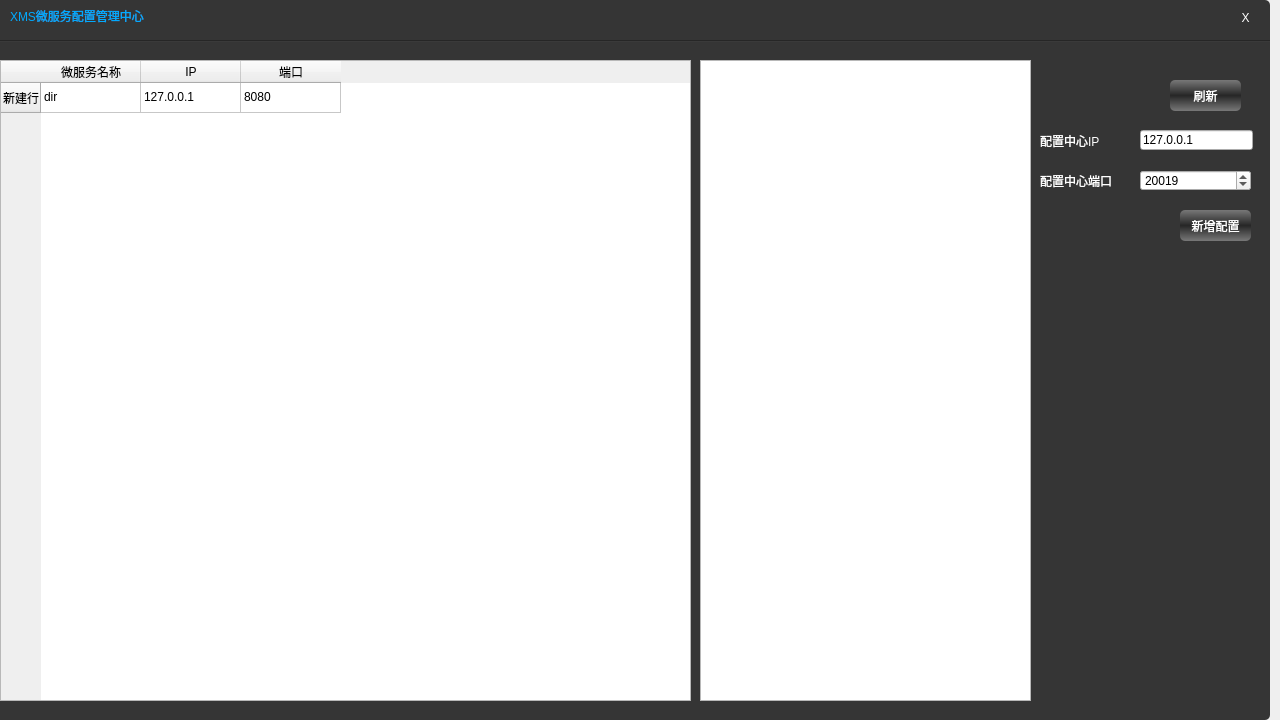
Qt form src/config_gui/src/config_gui.ui (cuttingdust/xms) before a commit.
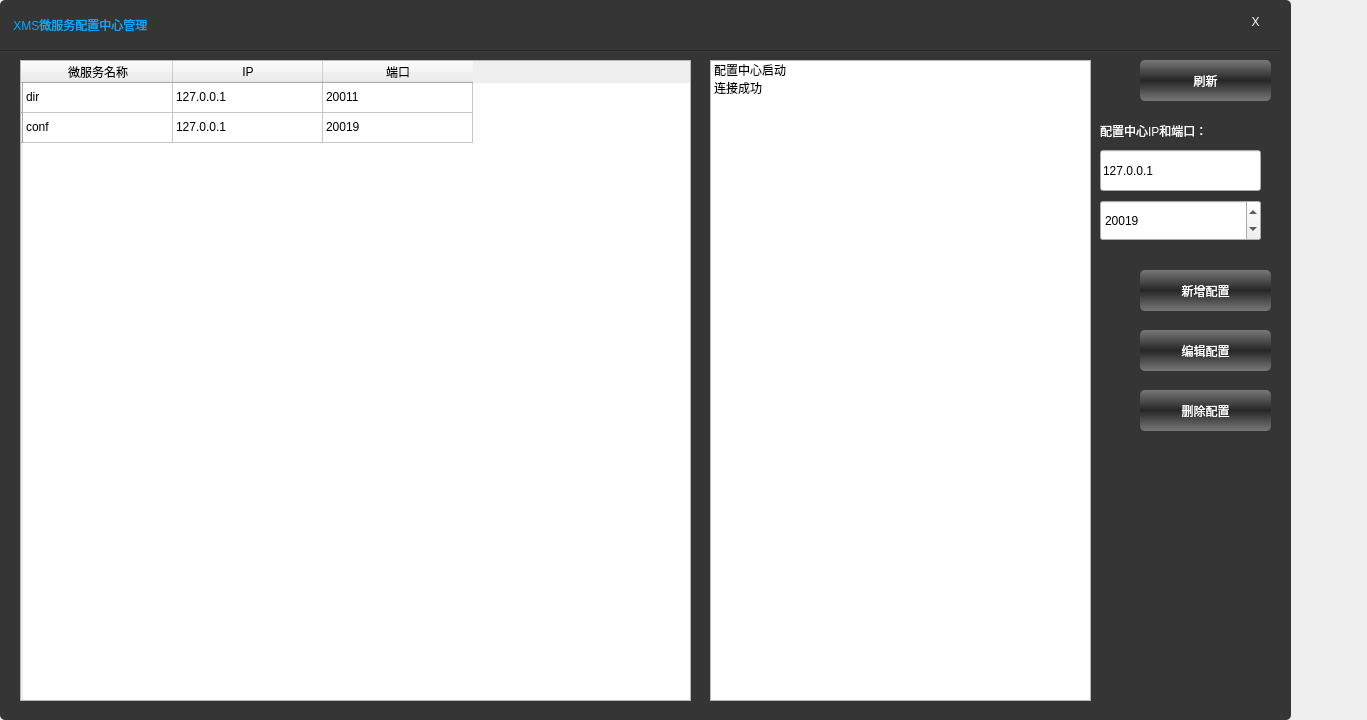
The same form after that commit.

Commit message: 编辑配置和删除配置

```diff
--- a/src/config_gui/src/config_gui.ui
+++ b/src/config_gui/src/config_gui.ui
@@ -6,7 +6,7 @@
    <rect>
     <x>0</x>
     <y>0</y>
-    <width>1280</width>
+    <width>1367</width>
     <height>720</height>
    </rect>
   </property>
@@ -14,73 +14,137 @@
    <string>ConfigGui</string>
   </property>
   <property name="styleSheet">
-   <string notr="true">
-        QPushButton:!hover
-        {
-        background-color: qlineargradient(spread:pad, x1:0, y1:0, x2:0, y2:1, stop:0 rgba(120, 120, 120, 255), stop:0.495 rgba(39, 39, 39, 255), stop:0.505 rgba(39,39, 39, 255), stop:1 rgba(120, 120,120, 255));
-        border: none;
-        border-radius:5px;
-        color: rgb(255, 255, 255);
-        font: 75 12pt &quot;黑体&quot;;
-        }
-        QPushButton:hover
-        {
-        background-color: qlineargradient(spread:pad, x1:0, y1:0, x2:0, y2:1, stop:0 rgba(39, 39, 39, 255), stop:0.495 rgba(120, 120, 120, 255), stop:0.505 rgba(120,120, 120, 255), stop:1 rgba(39, 39,39, 255));
-        border: none;
-        border-radius:5px;
-        color: rgb(255, 255, 255);
-        font: 75 12pt &quot;黑体&quot;;
-        }
+   <string notr="true">QComboBox
+{
+	background-color: qlineargradient(spread:pad, x1:0, y1:0, x2:0, y2:1, stop:0 rgba(120, 120, 120, 255), stop:0.495 rgba(39, 39, 39, 255), stop:0.505 rgba(39,39, 39, 255), stop:1 rgba(120, 120,120, 255));
+ border: none;
+border-radius:5px;
+color: rgb(255, 255, 255);
+font: 75 12pt &quot;黑体&quot;;
+}
+QPushButton:!hover
+ { 
+	background-color: qlineargradient(spread:pad, x1:0, y1:0, x2:0, y2:1, stop:0 rgba(120, 120, 120, 255), stop:0.495 rgba(39, 39, 39, 255), stop:0.505 rgba(39,39, 39, 255), stop:1 rgba(120, 120,120, 255));
+ border: none;
+border-radius:5px;
+color: rgb(255, 255, 255);
+font: 75 12pt &quot;黑体&quot;;
+ }
+QPushButton:hover
+ { 
+	background-color: qlineargradient(spread:pad, x1:0, y1:0, x2:0, y2:1, stop:0 rgba(39, 39, 39, 255), stop:0.495 rgba(120, 120, 120, 255), stop:0.505 rgba(120,120, 120, 255), stop:1 rgba(39, 39,39, 255));
+ border: none;
+border-radius:5px;
+color: rgb(255, 255, 255);
+font: 75 12pt &quot;黑体&quot;;
+ }
+QLabel
+{
+color: rgb(255, 255, 255);
+font: 75 10pt &quot;黑体&quot;;
+}
 
-        QLabel
-        {
-        color: rgb(255, 255, 255);
-        font: 75 10pt &quot;黑体&quot;;
-        }
+#back
+{
+border-radius:5px;
+background-color: rgb(53, 53, 53);
+}
+#all
+{
+background-color: rgb(38, 38, 38);
+}
+#closeButton{
+font: 150 14pt &quot;等线&quot;;
+color: rgb(255, 255, 255);
+background-color: rgb(53, 53, 53);
+}
+#title
+{
+color: rgb(0, 170, 255);
+font: 75 12pt &quot;黑体&quot;;
+}
 
-        #back
-        {
-        border-radius:5px;
-        background-color: rgb(53, 53, 53);
-        }
 
-        #closeButton{
-        font: 150 14pt &quot;等线&quot;;
-        color: rgb(255, 255, 255);
-        background-color: rgb(53, 53, 53);
-        }
+#playslider::groove:horizontal {
+border: 1px solid #bbb;
+background: white;
+height: 10px;
+border-radius: 4px;
+}
 
-        #title
-        {
-        color: rgb(0, 170, 255);
-        font: 75 12pt &quot;黑体&quot;;
-        }
-        #line
-        {
-        background-color: qlineargradient(spread:pad, x1:0, y1:0, x2:0, y2:1, stop:0 rgba(28, 28,28, 255), stop:1 rgba(68, 68, 68, 255));
-        }
-      </string>
+#playslider::sub-page:horizontal {
+background: qlineargradient(x1: 0, y1: 0,    x2: 0, y2: 1,
+    stop: 0 #66e, stop: 1 #bbf);
+background: qlineargradient(x1: 0, y1: 0.2, x2: 1, y2: 1,
+    stop: 0 #bbf, stop: 1 #55f);
+border: 1px solid #777;
+height: 10px;
+border-radius: 4px;
+}
+
+#playslider::add-page:horizontal {
+background: #fff;
+border: 1px solid #077;
+height: 10px;
+border-radius: 4px;
+}
+
+#playslider::handle:horizontal {
+background: qlineargradient(x1:0, y1:0, x2:1, y2:1,
+    stop:0 #eee, stop:1 #ccc);
+border: 1px solid #777;
+width: 13px;
+margin-top: -5px;
+margin-bottom: -5px;
+border-radius: 4px;
+}
+
+#playslider::handle:horizontal:hover {
+background: qlineargradient(x1:0, y1:0, x2:1, y2:1,
+    stop:0 #fff, stop:1 #ddd);
+border: 1px solid #444;
+border-radius: 4px;
+}
+
+#playslider::sub-page:horizontal:disabled {
+background: #bbb;
+border-color: #999;
+}
+
+#playslider::add-page:horizontal:disabled {
+background: #eee;
+border-color: #999;
+}
+
+#playslider::handle:horizontal:disabled {
+background: #eee;
+border: 1px solid #aaa;
+border-radius: 4px;
+}</string>
   </property>
   <widget class="QWidget" name="back" native="true">
    <property name="geometry">
     <rect>
-     <x>-10</x>
+     <x>0</x>
      <y>0</y>
-     <width>1280</width>
+     <width>1291</width>
      <height>720</height>
     </rect>
    </property>
-   <widget class="QLabel" name="title">
+   <property name="styleSheet">
+    <string notr="true"/>
+   </property>
+   <widget class="QPushButton" name="add_config">
     <property name="geometry">
      <rect>
-      <x>20</x>
-      <y>0</y>
-      <width>691</width>
-      <height>31</height>
+      <x>1140</x>
+      <y>270</y>
+      <width>131</width>
+      <height>41</height>
      </rect>
     </property>
     <property name="text">
-     <string>XMS微服务配置管理中心</string>
+     <string>新增配置</string>
     </property>
    </widget>
    <widget class="QPushButton" name="closeButton">
@@ -89,32 +153,61 @@
       <x>1240</x>
       <y>10</y>
       <width>31</width>
-      <height>16</height>
+      <height>23</height>
      </rect>
     </property>
+    <property name="styleSheet">
+     <string notr="true"/>
+    </property>
     <property name="text">
      <string>X</string>
     </property>
+    <property name="flat">
+     <bool>true</bool>
+    </property>
    </widget>
    <widget class="QWidget" name="line" native="true">
     <property name="geometry">
      <rect>
       <x>0</x>
-      <y>40</y>
+      <y>50</y>
       <width>1280</width>
       <height>2</height>
      </rect>
     </property>
+    <property name="styleSheet">
+     <string notr="true">background-color: qlineargradient(spread:pad, x1:0, y1:0, x2:0, y2:1, stop:0 rgba(28, 28,28, 255), stop:1 rgba(68, 68, 68, 255));</string>
+    </property>
+   </widget>
+   <widget class="QLabel" name="title">
+    <property name="geometry">
+     <rect>
+      <x>0</x>
+      <y>0</y>
+      <width>1200</width>
+      <height>50</height>
+     </rect>
+    </property>
+    <property name="styleSheet">
+     <string notr="true"/>
+    </property>
+    <property name="text">
+     <string>    XMS微服务配置中心管理</string>
+    </property>
    </widget>
    <widget class="QTableWidget" name="tableWidget">
     <property name="geometry">
      <rect>
-      <x>10</x>
+      <x>20</x>
       <y>60</y>
-      <width>691</width>
+      <width>671</width>
       <height>641</height>
      </rect>
     </property>
+    <property name="styleSheet">
+     <string notr="true">font: 12pt &quot;微软雅黑&quot;;
+</string>
+    </property>
     <property name="editTriggers">
      <set>QAbstractItemView::NoEditTriggers</set>
     </property>
@@ -124,9 +217,23 @@
     <property name="selectionBehavior">
      <enum>QAbstractItemView::SelectRows</enum>
     </property>
+    <attribute name="horizontalHeaderVisible">
+     <bool>true</bool>
+    </attribute>
+    <attribute name="horizontalHeaderCascadingSectionResizes">
+     <bool>false</bool>
+    </attribute>
+    <attribute name="horizontalHeaderDefaultSectionSize">
+     <number>150</number>
+    </attribute>
     <row>
      <property name="text">
-      <string>新建行</string>
+      <string/>
+     </property>
+    </row>
+    <row>
+     <property name="text">
+      <string/>
      </property>
     </row>
     <column>
@@ -148,6 +255,9 @@
      <property name="text">
       <string>dir</string>
      </property>
+     <property name="flags">
+      <set>ItemIsSelectable|ItemIsUserCheckable|ItemIsEnabled</set>
+     </property>
     </item>
     <item row="0" column="1">
      <property name="text">
@@ -156,32 +266,37 @@
     </item>
     <item row="0" column="2">
      <property name="text">
-      <string>8080</string>
+      <string>20011</string>
      </property>
     </item>
-   </widget>
-   <widget class="QPushButton" name="refreshButton">
-    <property name="geometry">
-     <rect>
-      <x>1180</x>
-      <y>80</y>
-      <width>71</width>
-      <height>31</height>
-     </rect>
-    </property>
-    <property name="text">
-     <string>刷新</string>
-    </property>
+    <item row="1" column="0">
+     <property name="text">
+      <string>conf</string>
+     </property>
+    </item>
+    <item row="1" column="1">
+     <property name="text">
+      <string>127.0.0.1</string>
+     </property>
+    </item>
+    <item row="1" column="2">
+     <property name="text">
+      <string>20019</string>
+     </property>
+    </item>
    </widget>
    <widget class="QLineEdit" name="server_ip_edit">
     <property name="geometry">
      <rect>
-      <x>1150</x>
-      <y>130</y>
-      <width>113</width>
-      <height>20</height>
+      <x>1100</x>
+      <y>150</y>
+      <width>161</width>
+      <height>41</height>
      </rect>
     </property>
+    <property name="styleSheet">
+     <string notr="true">font: 14pt &quot;黑体&quot;;</string>
+    </property>
     <property name="text">
      <string>127.0.0.1</string>
     </property>
@@ -189,12 +304,21 @@
    <widget class="QSpinBox" name="server_port_box">
     <property name="geometry">
      <rect>
-      <x>1150</x>
-      <y>170</y>
-      <width>111</width>
-      <height>21</height>
+      <x>1100</x>
+      <y>200</y>
+      <width>161</width>
+      <height>41</height>
      </rect>
     </property>
+    <property name="styleSheet">
+     <string notr="true">font: 15pt &quot;ADMUI3Lg&quot;;</string>
+    </property>
+    <property name="alignment">
+     <set>Qt::AlignmentFlag::AlignLeading|Qt::AlignmentFlag::AlignLeft|Qt::AlignmentFlag::AlignVCenter</set>
+    </property>
+    <property name="specialValueText">
+     <string/>
+    </property>
     <property name="minimum">
      <number>1</number>
     </property>
@@ -204,31 +328,37 @@
     <property name="value">
      <number>20019</number>
     </property>
+    <property name="displayIntegerBase">
+     <number>10</number>
+    </property>
    </widget>
    <widget class="QLabel" name="label">
     <property name="geometry">
      <rect>
-      <x>1050</x>
-      <y>130</y>
-      <width>91</width>
+      <x>1100</x>
+      <y>120</y>
+      <width>171</width>
       <height>21</height>
      </rect>
     </property>
+    <property name="styleSheet">
+     <string notr="true">font: 14pt &quot;黑体&quot;;</string>
+    </property>
     <property name="text">
-     <string>配置中心IP</string>
+     <string>配置中心IP和端口：</string>
     </property>
    </widget>
-   <widget class="QLabel" name="label_2">
+   <widget class="QPushButton" name="slotRefresh_button">
     <property name="geometry">
      <rect>
-      <x>1050</x>
-      <y>170</y>
-      <width>91</width>
-      <height>21</height>
+      <x>1140</x>
+      <y>60</y>
+      <width>131</width>
+      <height>41</height>
      </rect>
     </property>
     <property name="text">
-     <string>配置中心端口</string>
+     <string>刷新</string>
     </property>
    </widget>
    <widget class="QListWidget" name="log_list_Widget">
@@ -236,22 +366,45 @@
      <rect>
       <x>710</x>
       <y>60</y>
-      <width>331</width>
+      <width>381</width>
       <height>641</height>
      </rect>
     </property>
+    <item>
+     <property name="text">
+      <string>配置中心启动</string>
+     </property>
+    </item>
+    <item>
+     <property name="text">
+      <string>连接成功</string>
+     </property>
+    </item>
    </widget>
    <widget class="QPushButton" name="add_config_Button">
     <property name="geometry">
      <rect>
-      <x>1190</x>
-      <y>210</y>
-      <width>71</width>
-      <height>31</height>
+      <x>1140</x>
+      <y>390</y>
+      <width>131</width>
+      <height>41</height>
      </rect>
     </property>
     <property name="text">
-     <string>新增配置</string>
+     <string>删除配置</string>
+    </property>
+   </widget>
+   <widget class="QPushButton" name="edit_config">
+    <property name="geometry">
+     <rect>
+      <x>1140</x>
+      <y>330</y>
+      <width>131</width>
+      <height>41</height>
+     </rect>
+    </property>
+    <property name="text">
+     <string>编辑配置</string>
     </property>
    </widget>
   </widget>
```
Left out of the diff: 89 changed lines with no effect on the pictures. The commit also changes 13 other files.
